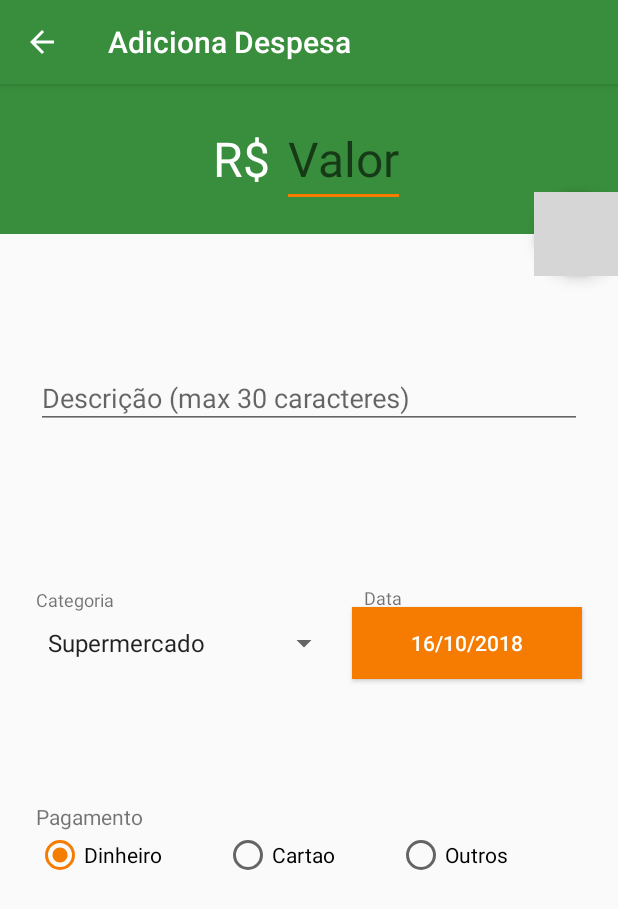
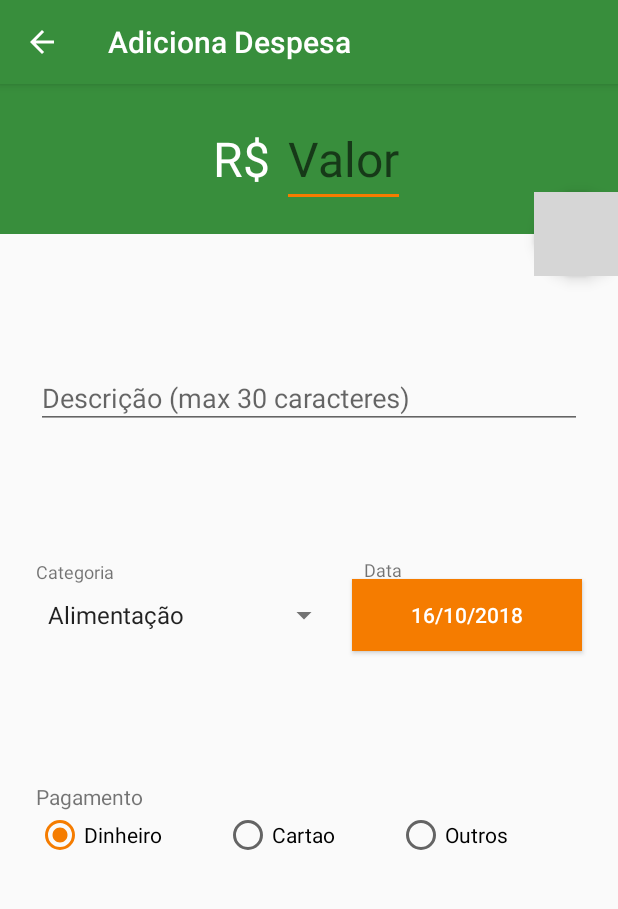
Before and after one commit to adilson-utiama/financasok, an Android app: the DespesaActivity screen opened directly, with no data from a screen before it, on a phone screen of 412 x 824 dp. Shown: the top 909 px of the screen. Run offline under Robolectric (Android 15) with nearby library versions, the phone set to English and light mode, and no system bars; libraries missing offline, so code that uses them is left out: com.applandeo.materialcalendarview; Roboto replaces fonts that are not available here; grey boxes are pictures that could not be loaded.

Commit message:
Modificando e corrigindo spinner Categoria Despesa

```diff
--- a/app/src/main/java/com/asuprojects/walletok/MainActivity.java
+++ b/app/src/main/java/com/asuprojects/walletok/MainActivity.java
@@ -420,7 +420,7 @@ public class MainActivity extends AppCompatActivity
                 Uri dataUri = data.getData();
                 boolean result = new FileService().restaurarDados(MainActivity.this, dataUri);
                 if(result){
-                    Toast.makeText(this, getString(R.string.msg_sucesso_exportar), Toast.LENGTH_SHORT).show();
+                    Toast.makeText(this, getString(R.string.msg_sucesso_restaurar), Toast.LENGTH_SHORT).show();
                 }
             }
         }
--- a/app/src/main/java/com/asuprojects/walletok/dao/DespesaDAO.java
+++ b/app/src/main/java/com/asuprojects/walletok/dao/DespesaDAO.java
@@ -6,7 +6,6 @@ import android.database.Cursor;
 import android.database.CursorIndexOutOfBoundsException;
 import android.database.sqlite.SQLiteDatabase;
 import android.support.annotation.NonNull;
-import android.util.Log;
 
 import com.asuprojects.walletok.model.enums.CategoriaDespesa;
 import com.asuprojects.walletok.model.enums.Pagamento;
@@ -14,7 +13,6 @@ import com.asuprojects.walletok.util.BigDecimalConverter;
 import com.asuprojects.walletok.util.CalendarConverter;
 import com.asuprojects.walletok.database.BancoSQLite3;
 import com.asuprojects.walletok.database.TabelaDespesa;
-import com.asuprojects.walletok.helper.CategoriaUtil;
 import com.asuprojects.walletok.model.Despesa;
 
 import java.math.BigDecimal;
@@ -165,7 +163,7 @@ public class DespesaDAO {
         despesa.setDescricao(descricao);
 
         String categoriaString = cursor.getString(cursor.getColumnIndexOrThrow(TabelaDespesa.COLUNA_CATEGORIA));
-        CategoriaDespesa categoria = CategoriaUtil.getCategoriaFrom(categoriaString);
+        CategoriaDespesa categoria = CategoriaDespesa.toEnum(categoriaString);
         despesa.setCategoriaDespesa(categoria);
 
         String dataString = cursor.getString(cursor.getColumnIndexOrThrow(TabelaDespesa.COLUNA_DATA));
--- a/app/src/main/java/com/asuprojects/walletok/model/enums/CategoriaDespesa.java
+++ b/app/src/main/java/com/asuprojects/walletok/model/enums/CategoriaDespesa.java
@@ -2,16 +2,15 @@ package com.asuprojects.walletok.model.enums;
 
 public enum CategoriaDespesa {
 
-    SUPERMERCADO("Supermercado"),
-    LANCHES("Lanches"),
+    ALIMENTACAO("Alimentação"),
+    COMPRAS("Compras"),
     CONTAS("Contas"),
-    REMEDIOS("Remedios"),
-    SEGURANCA("Segurança"),
-    TRANSPORTE("Transporte"),
-    CURSOS("Cursos"),
-    UTILITARIOS("Utilitarios"),
-    ELETRONICOS("Eletronicos"),
-    SEM_CATEGORIA("Outros");
+    EDUCACAO("Educação"),
+    LAZER("Lazer"),
+    SAUDE("Saúde"),
+    TRANSPORTE("Trasnporte"),
+    OUTROS("Outros"),
+    INDEFINIDO("Indefinido");
 
     private String descricao;
 
@@ -22,4 +21,13 @@ public enum CategoriaDespesa {
     public String getDescricao() {
         return descricao;
     }
+
+    public static CategoriaDespesa toEnum(String value){
+        for(CategoriaDespesa c : CategoriaDespesa.values()){
+            if(c.getDescricao().equals(value)){
+                return c;
+            }
+        }
+        return INDEFINIDO;
+    }
 }
--- a/app/src/main/java/com/asuprojects/walletok/model/enums/CategoriaReceita.java
+++ b/app/src/main/java/com/asuprojects/walletok/model/enums/CategoriaReceita.java
@@ -5,7 +5,7 @@ public enum CategoriaReceita {
     SALARIO("Salario"),
     PRESENTE("Presente"),
     PREMIO("Premio"),
-    OUTROS("Sem CategoriaDespesa");
+    OUTROS("Outros");
 
     private String descricao;
 
--- a/app/src/main/java/com/asuprojects/walletok/ui/DespesaActivity.java
+++ b/app/src/main/java/com/asuprojects/walletok/ui/DespesaActivity.java
@@ -16,7 +16,6 @@ import android.widget.ArrayAdapter;
 import android.widget.EditText;
 import android.widget.RadioButton;
 import android.widget.RadioGroup;
-import android.widget.SpinnerAdapter;
 import android.widget.Toast;
 
 import com.applandeo.materialcalendarview.CalendarView;
@@ -26,7 +25,6 @@ import com.applandeo.materialcalendarview.listeners.OnSelectDateListener;
 import com.asuprojects.walletok.MainActivity;
 import com.asuprojects.walletok.R;
 import com.asuprojects.walletok.dao.DespesaDAO;
-import com.asuprojects.walletok.helper.CategoriaUtil;
 import com.asuprojects.walletok.helper.MoneyUtil;
 import com.asuprojects.walletok.model.Despesa;
 import com.asuprojects.walletok.model.enums.CategoriaDespesa;
@@ -39,7 +37,7 @@ import java.util.ArrayList;
 import java.util.Calendar;
 import java.util.List;
 
-public class DespesaActivity extends AppCompatActivity {
+public class DespesaActivity extends AppCompatActivity{
 
     private TextInputEditText descricao;
     private EditText valor;
@@ -117,7 +115,7 @@ public class DespesaActivity extends AppCompatActivity {
         }
 
         ArrayAdapter<String> adapter = new ArrayAdapter<>(this, android.R.layout.simple_spinner_item, listaCategorias);
-        adapter.setDropDownViewResource(android.R.layout.simple_spinner_dropdown_item);
+        adapter.setDropDownViewResource(R.layout.spinner_dropdown_item);
         spinner.setAdapter(adapter);
 
         btnSalvar.setOnClickListener(new View.OnClickListener() {
@@ -140,7 +138,7 @@ public class DespesaActivity extends AppCompatActivity {
 
                     despesa.setData(dt);
                     int position = spinner.getSelectedItemPosition();
-                    despesa.setCategoriaDespesa(CategoriaUtil.getCategoriaFrom(listaCategorias.get(position)));
+                    despesa.setCategoriaDespesa(CategoriaDespesa.toEnum(listaCategorias.get(position)));
                     despesa.setValor(BigDecimal.valueOf(valorDecimal));
                     despesa.setPagamento(pagamento);
 
--- a/app/src/main/res/layout/activity_despesa.xml
+++ b/app/src/main/res/layout/activity_despesa.xml
@@ -60,13 +60,13 @@
                 android:layout_height="41dp"
                 android:layout_marginEnd="8dp"
                 android:layout_marginTop="16dp"
-                android:focusable="true"
-                android:theme="@style/SpinnerCustom"
+                android:spinnerMode="dropdown"
+                android:theme="@style/ThemeOverlay.AppCompat.Light"
                 app:layout_constraintBottom_toBottomOf="parent"
                 app:layout_constraintEnd_toStartOf="@+id/guideline"
                 app:layout_constraintStart_toStartOf="@+id/textInputLayoutDescricaoReceita"
                 app:layout_constraintTop_toBottomOf="@+id/textInputLayoutDescricaoReceita"
-                app:layout_constraintVertical_bias="0.23000002" />
+                app:layout_constraintVertical_bias="0.19" />
 
             <android.support.v7.widget.AppCompatButton
                 android:id="@+id/campo_data_receita"
--- a/app/src/main/res/values/strings.xml
+++ b/app/src/main/res/values/strings.xml
@@ -89,4 +89,5 @@
     <string name="dialog_titulo_exportar">Exportar dados</string>
     <string name="opcao_exportar">EXPORTAR</string>
     <string name="msg_sucesso_exportar">Dados exportados com Sucesso!</string>
+    <string name="msg_sucesso_restaurar">Dados restaurados com Sucesso!</string>
 </resources>
```
Also changed, not shown: app/src/main/java/com/asuprojects/walletok/helper/CategoriaUtil.java (deleted, +0 -16 lines).
